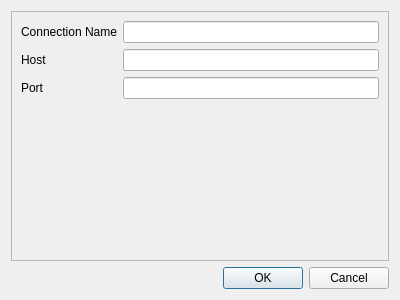
Qt form ui/ui_edit_conn_dlg.ui (dexter9000/GenieReed) before a commit.
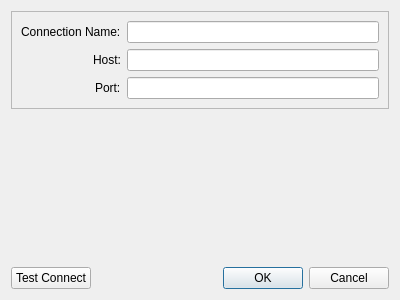
The same form after that commit.

Patch:
```diff
--- a/ui/ui_edit_conn_dlg.ui
+++ b/ui/ui_edit_conn_dlg.ui
@@ -15,6 +15,8 @@
   </property>
   <layout class="QVBoxLayout" name="verticalLayout_2">
    <item>
+    <layout class="QVBoxLayout" name="verticalLayout">
+     <item>
     <widget class="QFrame" name="frame">
      <property name="frameShape">
       <enum>QFrame::StyledPanel</enum>
@@ -23,10 +25,13 @@
       <enum>QFrame::Raised</enum>
      </property>
      <layout class="QFormLayout" name="formLayout">
+        <property name="labelAlignment">
+         <set>Qt::AlignRight|Qt::AlignTrailing|Qt::AlignVCenter</set>
+        </property>
       <item row="0" column="0">
        <widget class="QLabel" name="label">
         <property name="text">
-         <string>Connection Name</string>
+           <string>Connection Name:</string>
         </property>
        </widget>
       </item>
@@ -36,7 +41,10 @@
       <item row="1" column="0">
        <widget class="QLabel" name="label_2">
         <property name="text">
-         <string>Host</string>
+           <string>Host:</string>
+          </property>
+          <property name="alignment">
+           <set>Qt::AlignLeading|Qt::AlignLeft|Qt::AlignVCenter</set>
         </property>
        </widget>
       </item>
@@ -46,7 +54,7 @@
       <item row="2" column="0">
        <widget class="QLabel" name="label_3">
         <property name="text">
-         <string>Port</string>
+           <string>Port:</string>
         </property>
        </widget>
       </item>
@@ -56,6 +64,30 @@
      </layout>
     </widget>
    </item>
+    </layout>
+   </item>
+   <item>
+    <spacer name="verticalSpacer">
+     <property name="orientation">
+      <enum>Qt::Vertical</enum>
+     </property>
+     <property name="sizeHint" stdset="0">
+      <size>
+       <width>20</width>
+       <height>40</height>
+      </size>
+     </property>
+    </spacer>
+   </item>
+   <item>
+    <layout class="QHBoxLayout" name="horizontalLayout_2">
+     <item>
+      <widget class="QPushButton" name="btn_test_connect">
+       <property name="text">
+        <string>Test Connect</string>
+       </property>
+      </widget>
+     </item>
    <item>
     <widget class="QDialogButtonBox" name="buttonBox">
      <property name="orientation">
@@ -65,6 +97,8 @@
       <set>QDialogButtonBox::Cancel|QDialogButtonBox::Ok</set>
      </property>
     </widget>
+     </item>
+    </layout>
    </item>
   </layout>
  </widget>
```
Left out of the diff: 2 changed lines with no effect on the pictures. Lines whose indentation alone changed are shown as unchanged.
